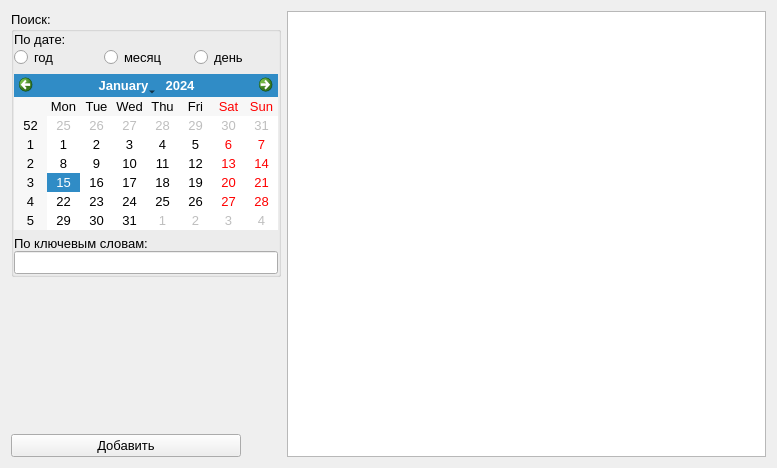
Above: mainwindow.ui from Vladimirsky555/QSqlTableModel before the change. Below: the same form after it.
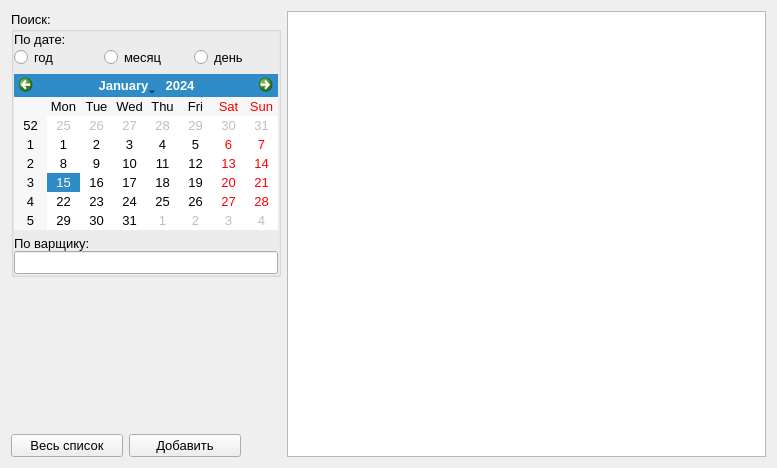
That is the form after the change.

What changed in the file:
```diff
--- a/mainwindow.ui
+++ b/mainwindow.ui
@@ -114,7 +114,7 @@
            <item>
             <widget class="QLabel" name="label_2">
              <property name="text">
-              <string>По ключевым словам:</string>
+              <string>По варщику:</string>
              </property>
             </widget>
            </item>
@@ -147,6 +147,18 @@
       </item>
       <item>
        <layout class="QHBoxLayout" name="horizontalLayout_3">
+        <item>
+         <widget class="QPushButton" name="btnAll">
+          <property name="font">
+           <font>
+            <pointsize>10</pointsize>
+           </font>
+          </property>
+          <property name="text">
+           <string>Весь список</string>
+          </property>
+         </widget>
+        </item>
         <item>
          <widget class="QPushButton" name="addData">
           <property name="sizePolicy">
```
